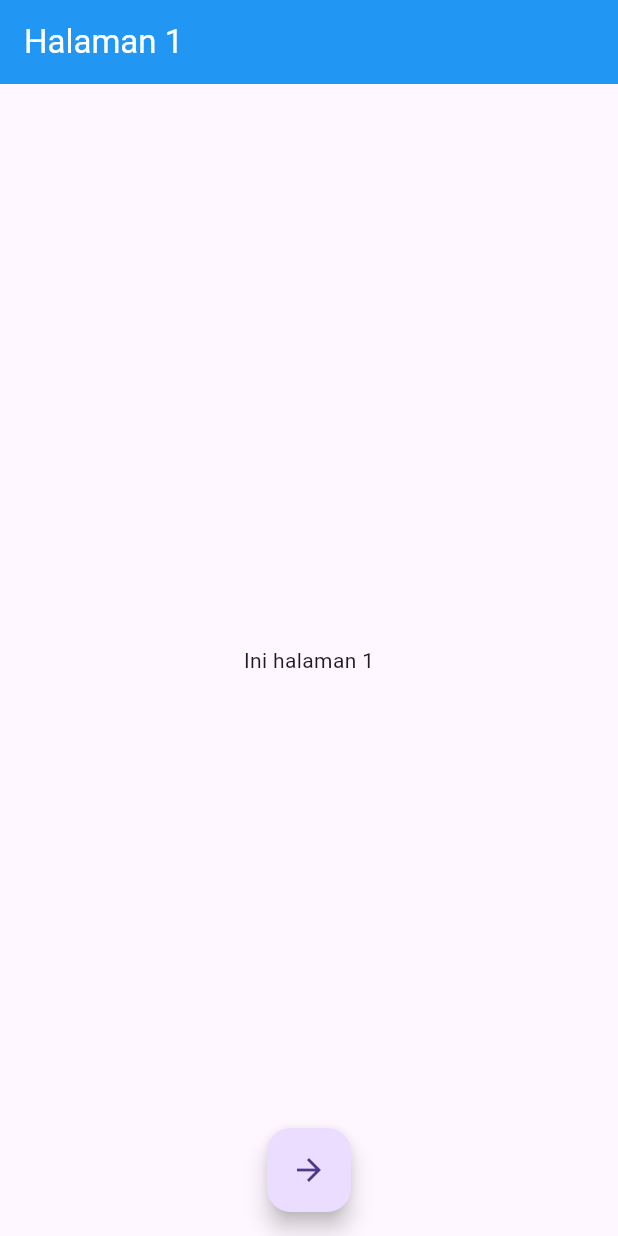
After one commit to ikhsan5117/layout2, a Flutter app: the Page1 screen opened directly, on a phone screen of 412 x 824 dp. The commit adds this screen. Run offline on Flutter 3.47's test engine with Material 3 defaults, Android fonts, the phone set to English and light mode, and no system bars; statements that could not run were skipped.

Commit message:
Tambah File latihan

```diff
--- /dev/null
+++ b/lib/latihan/pages/page1.dart
@@ -0,0 +1,34 @@
+import 'package:application_1/latihan/pegas/page2.dart';
+import 'package:flutter/material.dart';
+
+class Page1 extends StatelessWidget {
+  const Page1({super.key});
+
+  @override
+  Widget build(BuildContext context) {
+    return Scaffold(
+      appBar: AppBar(
+        title: Text("Halaman 1"),
+        backgroundColor: Colors.blue,
+        foregroundColor: Colors.white,
+      ),
+      body: Center(
+        child: Text("Ini halaman 1")),
+        floatingActionButton: FloatingActionButton(
+          onPressed: () {
+            Navigator.push(
+              context,
+              MaterialPageRoute(
+                builder: (context) {
+              return Page2();
+            },
+            ),
+           );
+          },
+          child: Icon(Icons.arrow_forward),
+        ),
+        floatingActionButtonLocation:
+        FloatingActionButtonLocation.centerFloat,
+    );
+  }
+}
--- a/lib/main.dart
+++ b/lib/main.dart
@@ -1,6 +1,5 @@
 // import file lain
-import 'package:application_1/latihan/latihan_Layout_2.dart';
-import 'package:application_1/tugas/layout2.dart';
+import 'package:application_1/latihan/pegas/page1.dart';
 import 'package:flutter/material.dart';
 
 void main() {
@@ -12,6 +11,6 @@ class MyApp extends StatelessWidget {
 
   @override
   Widget build(BuildContext context) {
-    return MaterialApp(home: Layout2());
+    return MaterialApp(home: Page1());
   }
 }
```
Also changed, not shown: lib/latihan/pages/page2.dart (added, +19 -0 lines), lib/latihan/pegas/page1.dart (deleted), lib/latihan/pegas/page2.dart (deleted).
